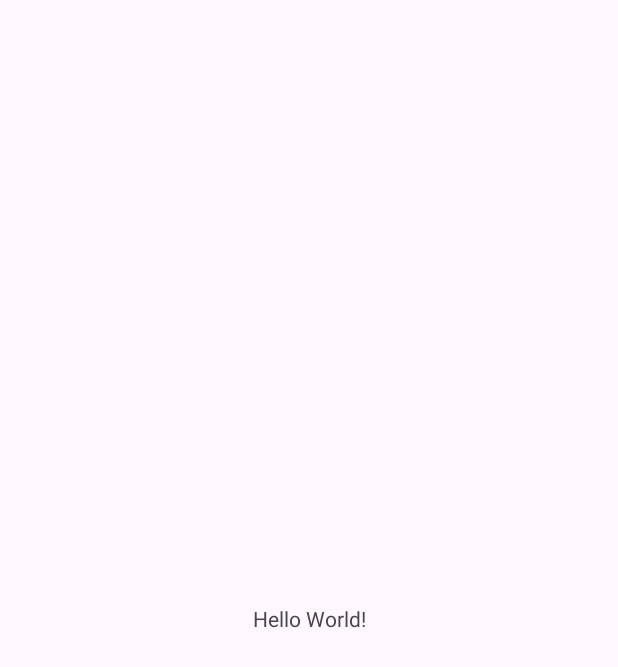
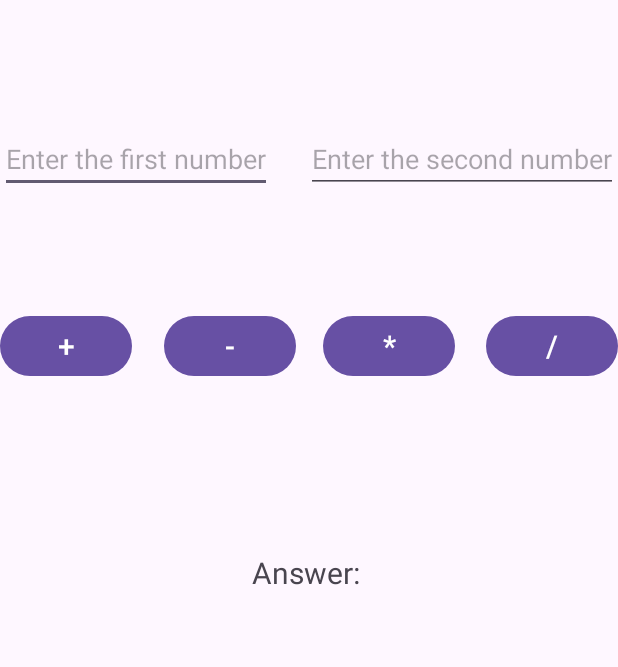
Before and after one commit to SiddharthSai4701/Android, an Android app: the screen it shows after launch (MainActivity), on a phone screen of 412 x 824 dp. Before the commit the part shown is almost empty. Shown: the top 667 px of the screen. Run offline under Robolectric (Android 15) with nearby library versions, the phone set to English and light mode, and no system bars.

Commit message:
Calculator working

```diff
--- a/8_Calculator/app/src/main/java/com/example/calculator/MainActivity.java
+++ b/8_Calculator/app/src/main/java/com/example/calculator/MainActivity.java
@@ -3,12 +3,78 @@ package com.example.calculator;
 import androidx.appcompat.app.AppCompatActivity;
 
 import android.os.Bundle;
+import android.view.View;
+import android.widget.Button;
+import android.widget.EditText;
+import android.widget.TextView;
 
 public class MainActivity extends AppCompatActivity {
+
+    Button add, sub, mul, div;
+    EditText num1, num2;
+    TextView ans;
 
     @Override
     protected void onCreate(Bundle savedInstanceState) {
         super.onCreate(savedInstanceState);
         setContentView(R.layout.activity_main);
+
+        add = findViewById(R.id.add);
+        sub = findViewById(R.id.sub);
+        mul = findViewById(R.id.mul);
+        div = findViewById(R.id.div);
+
+        num1 = findViewById(R.id.num1);
+        num2 = findViewById(R.id.num2);
+
+        ans = findViewById(R.id.ans);
+
+        add.setOnClickListener(new View.OnClickListener() {
+            @Override
+            public void onClick(View view) {
+                float n1 = Float.parseFloat(num1.getText().toString());
+                float n2 = Float.parseFloat(num2.getText().toString());
+                float sum = n1 + n2;
+
+                ans.setText("Answer: " + sum);
+
+            }
+        });
+
+        sub.setOnClickListener(new View.OnClickListener() {
+            @Override
+            public void onClick(View view) {
+                float n1 = Float.parseFloat(num1.getText().toString());
+                float n2 = Float.parseFloat(num2.getText().toString());
+                float diff = n1 - n2;
+
+                ans.setText("Answer: " + diff);
+
+            }
+        });
+
+        mul.setOnClickListener(new View.OnClickListener() {
+            @Override
+            public void onClick(View view) {
+                float n1 = Float.parseFloat(num1.getText().toString());
+                float n2 = Float.parseFloat(num2.getText().toString());
+                float prod = n1 * n2;
+
+                ans.setText("Answer: " + prod);
+
+            }
+        });
+
+        div.setOnClickListener(new View.OnClickListener() {
+            @Override
+            public void onClick(View view) {
+                float n1 = Float.parseFloat(num1.getText().toString());
+                float n2 = Float.parseFloat(num2.getText().toString());
+                float quo = n1 / n2;
+
+                ans.setText("Answer: " + quo);
+
+            }
+        });
     }
 }
--- a/8_Calculator/app/src/main/res/layout/activity_main.xml
+++ b/8_Calculator/app/src/main/res/layout/activity_main.xml
@@ -6,13 +6,97 @@
     android:layout_height="match_parent"
     tools:context=".MainActivity">
 
-    <TextView
+
+    <EditText
+        android:id="@+id/num1"
         android:layout_width="wrap_content"
         android:layout_height="wrap_content"
-        android:text="Hello World!"
+        android:hint="Enter the first number"
         app:layout_constraintBottom_toBottomOf="parent"
         app:layout_constraintEnd_toEndOf="parent"
+        app:layout_constraintHorizontal_bias="0.0"
         app:layout_constraintStart_toStartOf="parent"
-        app:layout_constraintTop_toTopOf="parent" />
+        app:layout_constraintTop_toTopOf="parent"
+        app:layout_constraintVertical_bias="0.107" />
+
+    <EditText
+        android:id="@+id/num2"
+        android:layout_width="wrap_content"
+        android:layout_height="wrap_content"
+        android:hint="Enter the second number"
+        app:layout_constraintBottom_toBottomOf="parent"
+        app:layout_constraintEnd_toEndOf="parent"
+        app:layout_constraintHorizontal_bias="1.0"
+        app:layout_constraintStart_toStartOf="parent"
+        app:layout_constraintTop_toTopOf="parent"
+        app:layout_constraintVertical_bias="0.107" />
+
+    <Button
+        android:id="@+id/add"
+        android:layout_width="wrap_content"
+        android:layout_height="wrap_content"
+        android:text="+"
+        android:textSize="20dp"
+        app:layout_constraintBottom_toBottomOf="parent"
+        app:layout_constraintEnd_toEndOf="parent"
+        app:layout_constraintHorizontal_bias="0.0"
+        app:layout_constraintStart_toStartOf="parent"
+        app:layout_constraintTop_toTopOf="parent"
+        app:layout_constraintVertical_bias="0.266" />
+
+    <Button
+        android:id="@+id/sub"
+        android:layout_width="wrap_content"
+        android:layout_height="wrap_content"
+        android:text="-"
+        android:textSize="20dp"
+        app:layout_constraintBottom_toBottomOf="parent"
+        app:layout_constraintEnd_toEndOf="parent"
+        app:layout_constraintHorizontal_bias="0.337"
+        app:layout_constraintStart_toStartOf="parent"
+        app:layout_constraintTop_toTopOf="parent"
+        app:layout_constraintVertical_bias="0.266" />
+
+    <Button
+        android:id="@+id/mul"
+        android:layout_width="wrap_content"
+        android:layout_height="wrap_content"
+        android:text="*"
+        android:textSize="20dp"
+        app:layout_constraintBottom_toBottomOf="parent"
+        app:layout_constraintEnd_toEndOf="parent"
+        app:layout_constraintHorizontal_bias="0.665"
+        app:layout_constraintStart_toStartOf="parent"
+        app:layout_constraintTop_toTopOf="parent"
+        app:layout_constraintVertical_bias="0.266" />
+
+    <Button
+        android:id="@+id/div"
+        android:layout_width="wrap_content"
+        android:layout_height="wrap_content"
+        android:text="/"
+        android:textSize="20dp"
+        app:layout_constraintBottom_toBottomOf="parent"
+        app:layout_constraintEnd_toEndOf="parent"
+        app:layout_constraintHorizontal_bias="1.0"
+        app:layout_constraintStart_toStartOf="parent"
+        app:layout_constraintTop_toTopOf="parent"
+        app:layout_constraintVertical_bias="0.266" />
+
+    <TextView
+        android:id="@+id/ans"
+        android:layout_width="match_parent"
+        android:layout_height="53dp"
+        android:text="Answer: "
+        android:textAlignment="center"
+        android:padding="15dp"
+        android:textSize="20dp"
+        app:layout_constraintBottom_toBottomOf="parent"
+        app:layout_constraintEnd_toEndOf="parent"
+        app:layout_constraintHorizontal_bias="0.0"
+        app:layout_constraintStart_toStartOf="parent"
+        app:layout_constraintTop_toTopOf="parent"
+        app:layout_constraintVertical_bias="0.458" />
+
 
 </androidx.constraintlayout.widget.ConstraintLayout>
--- a/8_Calculator/build.gradle
+++ b/8_Calculator/build.gradle
@@ -1,5 +1,5 @@
 // Top-level build file where you can add configuration options common to all sub-projects/modules.
 plugins {
-    id 'com.android.application' version '8.0.2' apply false
-    id 'com.android.library' version '8.0.2' apply false
+    id 'com.android.application' version '8.1.2' apply false
+    id 'com.android.library' version '8.1.2' apply false
 }
```
